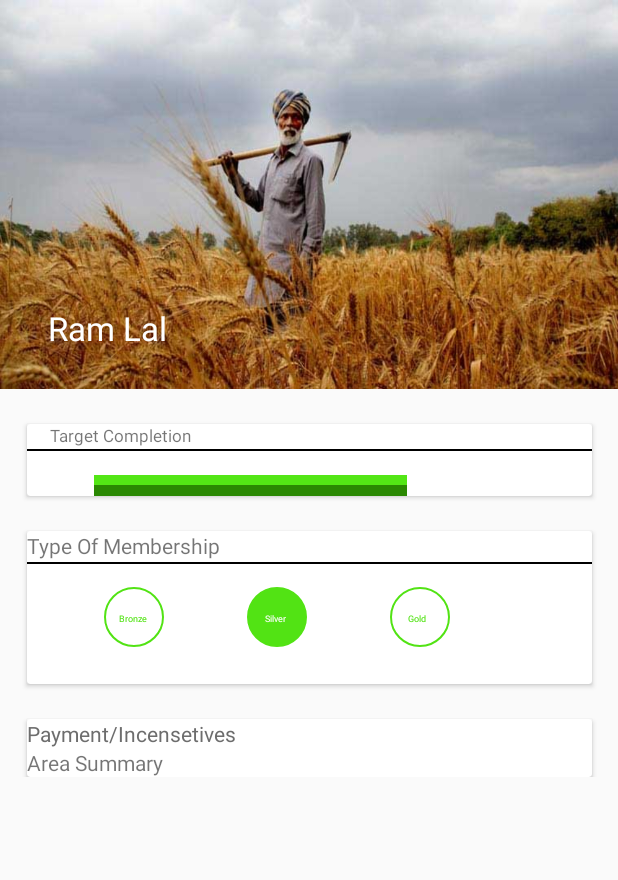
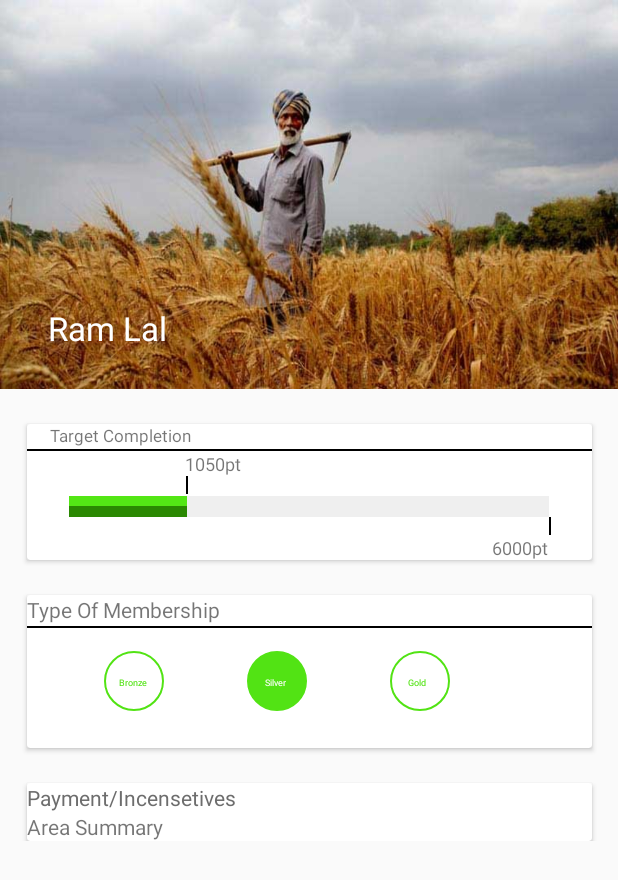
Before and after one commit to kashastic/pubNudgePrototype, an Android app: the screen it shows after launch (MainActivity), on a phone screen of 412 x 824 dp. Shown: the top 880 px of the screen. Run offline under Robolectric (Android 15) with nearby library versions, the phone set to English and light mode, and no system bars; libraries missing offline, so code that uses them is left out: android.support.v7, com.rhexgomez.typer; 2 statements that could not run were skipped.

Commit message:
Progress Bar Changed

```diff
--- a/idk/app/src/main/res/drawable/progressbargradient.xml
+++ b/idk/app/src/main/res/drawable/progressbargradient.xml
@@ -15,4 +15,9 @@
                 />
         </shape>
     </item>
+    <item android:start="79dp">
+        <shape>
+            <solid android:color="#EFEFEF" />
+        </shape>
+    </item>
 </layer-list>
--- a/idk/app/src/main/res/layout/activity_main.xml
+++ b/idk/app/src/main/res/layout/activity_main.xml
@@ -93,17 +93,43 @@
                             android:layout_marginTop="1dp"
                             android:background="@android:color/black" />
 
+                        <TextView
+                            android:layout_width="wrap_content"
+                            android:layout_height="wrap_content"
+                            android:layout_marginLeft="105dp"
+                            android:text="1050pt"
+                            android:textSize="12dp"/>
+
+                        <View
+                            android:layout_width="1dp"
+                            android:layout_height="12dp"
+                            android:layout_marginLeft="106dp"
+                            android:background="@android:color/black"
+
+                            />
+
                         <ProgressBar
                             android:id="@+id/simpleProgressBar"
                             style="@style/Widget.AppCompat.ProgressBar.Horizontal"
-                            android:layout_width="287dp"
+                            android:layout_width="320dp"
                             android:layout_height="14dp"
                             android:layout_gravity="center_horizontal"
-                            android:layout_marginTop="16dp"
+                            android:layout_marginTop="1dp"
                             android:max="6000"
                             android:progress="1050"
-                            android:progressDrawable="@drawable/progressbargradient"
-                            android:progressBackgroundTint="#EFEFEF" />
+                            android:progressDrawable="@drawable/progressbargradient" />
+                        <View
+                            android:layout_width="1dp"
+                            android:layout_height="12dp"
+                            android:layout_marginLeft="348dp"
+                            android:background="@android:color/black"
+                            />
+                        <TextView
+                            android:layout_width="wrap_content"
+                            android:layout_height="wrap_content"
+                            android:layout_marginLeft="310dp"
+                            android:text="6000pt"
+                            android:textSize="12dp"/>
                     </LinearLayout>
                 </android.support.v7.widget.CardView>
 
@@ -200,14 +226,14 @@
                     <TextView
                         android:id="@+id/payment"
                         android:layout_width="wrap_content"
-                        android:layout_height="wrap_content"
+                        android:layout_height="match_parent"
                         android:text="Payment/Incensetives"
                         android:textColor="#6D6D6D"
 
                         />
                     <TextView
                         android:layout_width="111dp"
-                        android:layout_height="wrap_content"
+                        android:layout_height="match_parent"
                         android:text="Area Summary"
 
                         />
```
